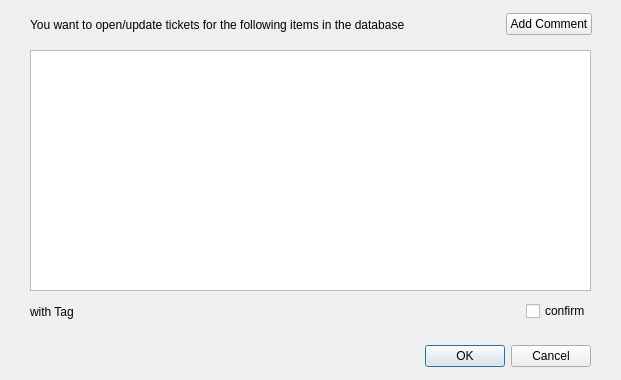
The window that uifiles/frmsavetags.ui (trackerpro/TkCommissioner) describes before a commit, drawn with Qt 5.
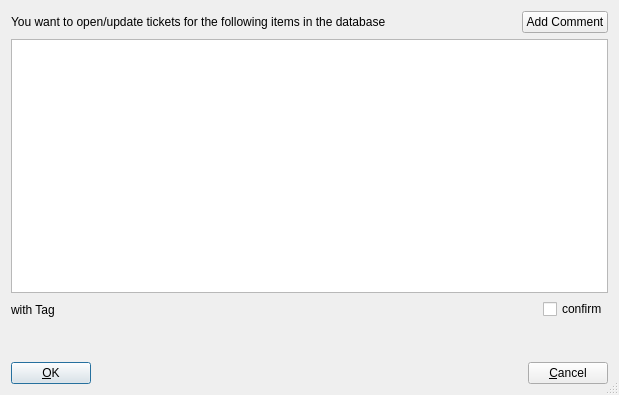
The same window after the commit.

Commit message: Updates including multi-partition view, selective upload and timing O2O GUI, and O2O GUI

The edit to the form file:
```diff
--- a/uifiles/frmsavetags.ui
+++ b/uifiles/frmsavetags.ui
@@ -6,39 +6,19 @@
    <rect>
     <x>0</x>
     <y>0</y>
-    <width>621</width>
-    <height>380</height>
+    <width>619</width>
+    <height>395</height>
    </rect>
   </property>
   <property name="windowTitle">
    <string>Upload Tags</string>
   </property>
-  <widget class="QDialogButtonBox" name="btnBox">
-   <property name="geometry">
-    <rect>
-     <x>250</x>
-     <y>340</y>
-     <width>341</width>
-     <height>32</height>
-    </rect>
-   </property>
-   <property name="orientation">
-    <enum>Qt::Horizontal</enum>
-   </property>
-   <property name="standardButtons">
-    <set>QDialogButtonBox::Cancel|QDialogButtonBox::Ok</set>
-   </property>
-  </widget>
-  <widget class="QWidget" name="layoutWidget">
-   <property name="geometry">
-    <rect>
-     <x>30</x>
-     <y>10</y>
-     <width>562</width>
-     <height>29</height>
-    </rect>
-   </property>
-   <layout class="QHBoxLayout" name="hLayout1">
+  <property name="sizeGripEnabled">
+   <bool>true</bool>
+  </property>
+  <layout class="QVBoxLayout">
+   <item>
+    <layout class="QHBoxLayout">
     <item>
      <widget class="QLabel" name="topLabel">
       <property name="text">
@@ -73,19 +53,14 @@
      </widget>
     </item>
    </layout>
-  </widget>
-  <widget class="QWidget" name="layoutWidget_2">
-   <property name="geometry">
-    <rect>
-     <x>30</x>
-     <y>300</y>
-     <width>561</width>
-     <height>23</height>
-    </rect>
-   </property>
-   <layout class="QHBoxLayout" name="hLayout2">
+   </item>
     <item>
-     <widget class="QLabel" name="bottomLabel">
+    <widget class="QTableView" name="uploadList"/>
+   </item>
+   <item>
+    <layout class="QHBoxLayout">
+     <item>
+      <widget class="QLabel" name="textLabel2">
       <property name="text">
        <string>with Tag</string>
       </property>
@@ -111,25 +86,85 @@
      </spacer>
     </item>
     <item>
-     <widget class="QCheckBox" name="chkConfirm">
+      <widget class="QCheckBox" name="confirmCheck">
       <property name="text">
        <string>confirm</string>
       </property>
      </widget>
     </item>
    </layout>
-  </widget>
-  <widget class="QTableView" name="tagsView">
-   <property name="geometry">
-    <rect>
-     <x>30</x>
-     <y>50</y>
-     <width>561</width>
-     <height>241</height>
-    </rect>
-   </property>
-  </widget>
- </widget>
+   </item>
+   <item>
+    <widget class="QLabel" name="displayTag">
+     <property name="minimumSize">
+      <size>
+       <width>0</width>
+       <height>30</height>
+      </size>
+     </property>
+     <property name="lineWidth">
+      <number>4</number>
+     </property>
+     <property name="text">
+      <string/>
+     </property>
+     <property name="wordWrap">
+      <bool>false</bool>
+     </property>
+    </widget>
+   </item>
+   <item>
+    <layout class="QHBoxLayout">
+     <item>
+      <widget class="QPushButton" name="buttonOk">
+       <property name="text">
+        <string>&amp;OK</string>
+       </property>
+       <property name="shortcut">
+        <string/>
+       </property>
+       <property name="autoDefault">
+        <bool>true</bool>
+       </property>
+       <property name="default">
+        <bool>true</bool>
+       </property>
+      </widget>
+     </item>
+     <item>
+      <spacer name="Horizontal Spacing2">
+       <property name="orientation">
+        <enum>Qt::Horizontal</enum>
+       </property>
+       <property name="sizeType">
+        <enum>QSizePolicy::Expanding</enum>
+       </property>
+       <property name="sizeHint" stdset="0">
+        <size>
+         <width>430</width>
+         <height>20</height>
+        </size>
+       </property>
+      </spacer>
+     </item>
+     <item>
+      <widget class="QPushButton" name="buttonCancel">
+       <property name="text">
+        <string>&amp;Cancel</string>
+       </property>
+       <property name="shortcut">
+        <string/>
+       </property>
+       <property name="autoDefault">
+        <bool>true</bool>
+       </property>
+      </widget>
+     </item>
+    </layout>
+   </item>
+  </layout>
+ </widget>
+ <layoutdefault spacing="6" margin="11"/>
  <resources/>
  <connections>
   <connection>
```
Left out of the diff: 37 changed lines with no effect on the pictures. Lines whose indentation alone changed are shown as unchanged. The commit also changes 36 other files.
